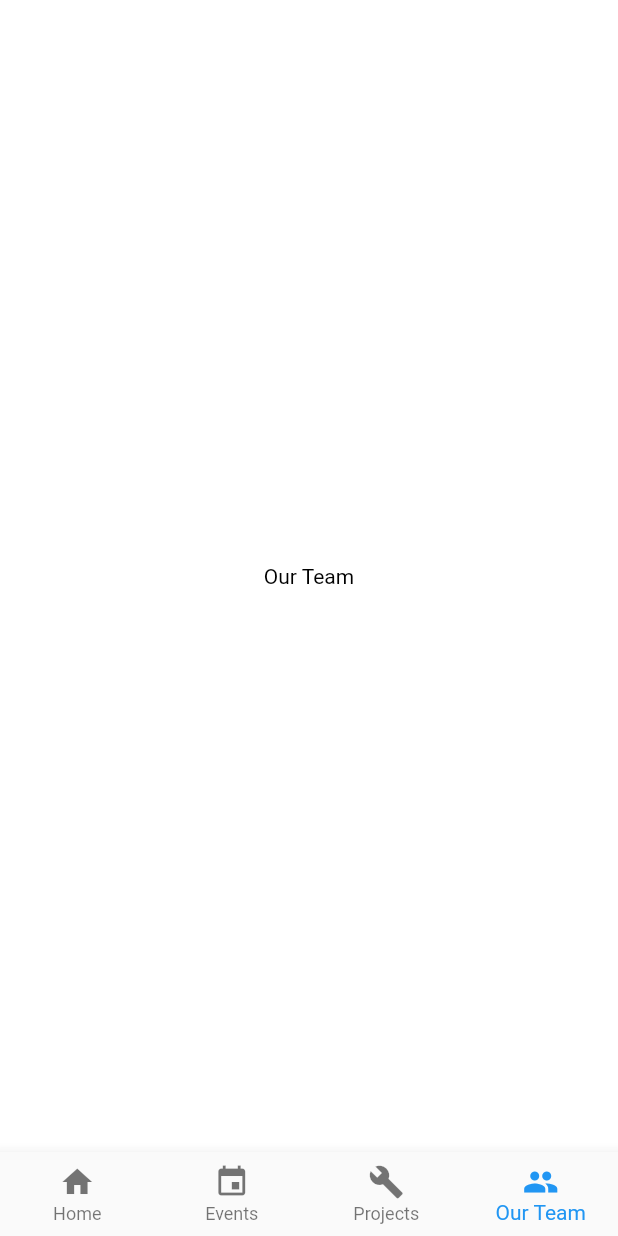
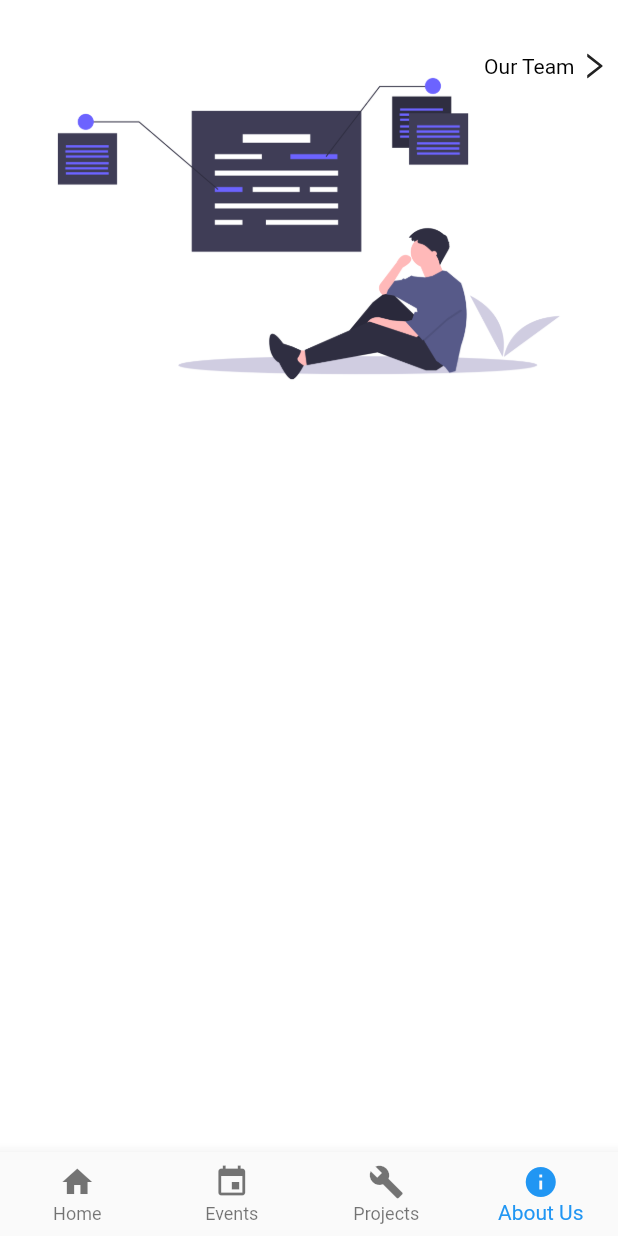
Before and after one commit to Adnanali777/DSC-AKGEC, a Flutter app: the screen it shows after launch, item 4 of the bottom bar chosen, on a phone screen of 412 x 824 dp. Run offline on Flutter 3.47's test engine with Material 2 defaults, Android fonts, the phone set to English and light mode, and no system bars; our stand-ins replace flutter_icons; missing offline and left inert: lipsum, ripple_effect.

Commit message:
added pageview in about us between about and team screens

```diff
--- a/lib/main.dart
+++ b/lib/main.dart
@@ -1,5 +1,5 @@
 import 'package:flutter/material.dart';
-import 'screens/home.dart';
+import 'screens/about us.dart';
 import 'dart:async';
 import 'package:dsc/screens/navbar.dart';
 
--- a/lib/screens/navbar.dart
+++ b/lib/screens/navbar.dart
@@ -1,8 +1,9 @@
 import 'package:flutter/material.dart';
-import 'package:dsc/screens/home.dart';
+import 'package:dsc/screens/about us.dart';
 import 'package:dsc/screens/events.dart';
 import 'package:dsc/screens/projects.dart';
 import 'package:dsc/screens/team.dart';
+import 'package:flutter_icons/flutter_icons.dart';
 
 class mynavbar extends StatefulWidget {
   @override
@@ -46,8 +47,8 @@ class _mynavbarState extends State<mynavbar> {
             icon: Icon(Icons.build),
           ),
           BottomNavigationBarItem(
-            title: Text('Our Team'),
-            icon: Icon(Icons.group),
+            title: Text('About Us'),
+            icon: Icon(Icons.info),
           ),
         ],
       ),
--- a/lib/screens/team.dart
+++ b/lib/screens/team.dart
@@ -1,4 +1,8 @@
 import 'package:flutter/material.dart';
+import 'package:flutter_icons/flutter_icons.dart';
+final _controller = PageController(
+  initialPage: 0,
+);
 
 class Team extends StatefulWidget {
   @override
@@ -6,6 +10,70 @@ class Team extends StatefulWidget {
 }
 
 class _TeamState extends State<Team> {
+
+  @override
+  Widget build(BuildContext context) {
+    return PageView(
+      controller: _controller,
+      children: [
+         About(),
+        dscTeam(),
+      ],
+    );
+  }
+}
+
+class About extends StatefulWidget {
+  @override
+  _AboutState createState() => _AboutState();
+}
+
+class _AboutState extends State<About> {
+  @override
+  Widget build(BuildContext context) {
+    return Scaffold(
+      body: Column(
+        children: [
+          Stack(
+            children:[
+              Container(
+              width: MediaQuery.of(context).size.width,
+              height: MediaQuery.of(context).size.height*0.37,
+              decoration:BoxDecoration(
+                image: DecorationImage(image: AssetImage('assets/aboutus-2.png'),fit: BoxFit.contain),
+              ),
+            ),
+              Positioned(
+                right: 5,
+                top: 33,
+                child: Row(
+                  mainAxisAlignment: MainAxisAlignment.end,
+                  children: [
+                    Text('Our Team'),
+                    SizedBox(width: 2,),
+                    GestureDetector(
+                      onTap: (){
+                        _controller.nextPage(duration: Duration(milliseconds: 300), curve: Curves.easeIn);
+                      },
+                      child:  Icon(AntDesign.right,size: 22,),
+                      ),
+                  ],
+                ),
+              ),
+           ]
+          ),
+        ],
+      ),
+    );
+  }
+}
+
+class dscTeam extends StatefulWidget {
+  @override
+  _dscTeamState createState() => _dscTeamState();
+}
+
+class _dscTeamState extends State<dscTeam> {
   @override
   Widget build(BuildContext context) {
     return Scaffold(
--- a/lib/shared/blogs.dart
+++ b/lib/shared/blogs.dart
@@ -1,7 +1,7 @@
 import 'package:dsc/shared/heart.dart';
 import 'package:dsc/shared/post-card.dart';
 import 'package:flutter/material.dart';
-import 'package:dsc/screens/home.dart';
+import 'package:dsc/screens/about us.dart';
 class Details extends StatefulWidget {
   String image;
   String userimg;
--- a/lib/shared/post-card.dart
+++ b/lib/shared/post-card.dart
@@ -1,6 +1,6 @@
 import 'package:flutter/material.dart';
 import 'file:///D:/apps/dsc/lib/shared/blogs.dart';
-import 'package:dsc/screens/home.dart';
+import 'package:dsc/screens/about us.dart';
 class blog_card_template extends StatelessWidget {
   String image;
   String userimg;
```
Also changed, not shown: assets/aboutus-2.png (added), assets/aboutus.png (added), lib/screens/about us.dart (renamed from lib/screens/home.dart), 1 other file.
